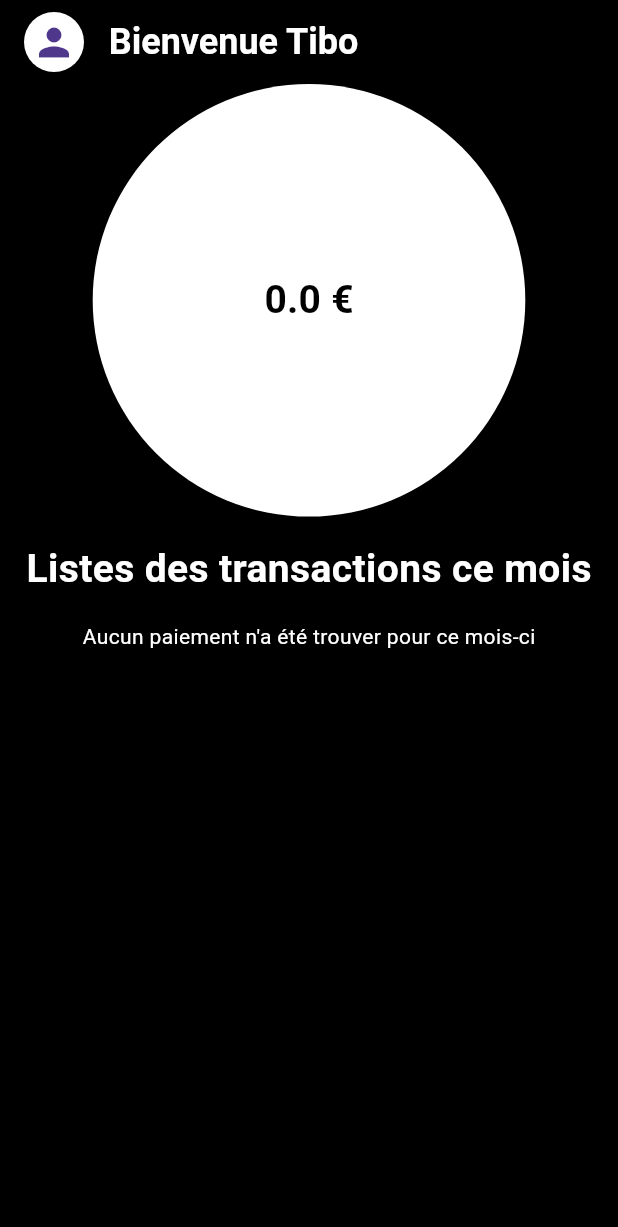
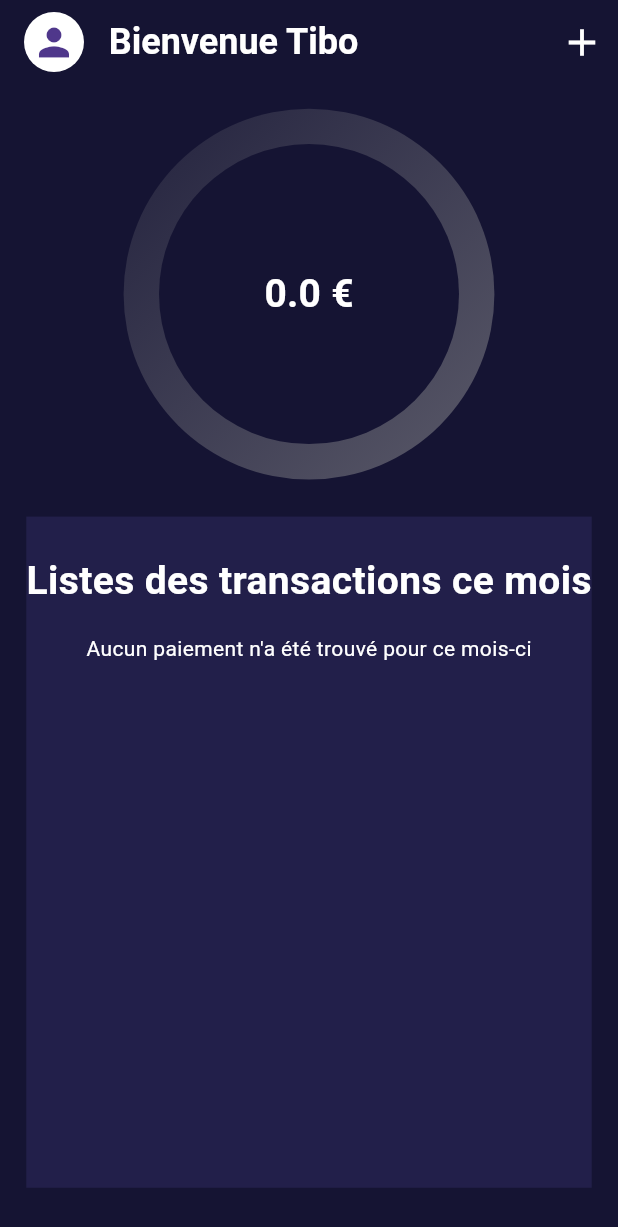
Before and after one commit to thibaultfradet/Finance, a Flutter app: the screen it shows after launch, on a phone screen of 412 x 824 dp. Shown: the top 1227 px of the screen. Run offline on Flutter 3.47's test engine with Material 3 defaults, Android fonts, the phone set to English and light mode, and no system bars; our stand-ins replace cloud_firestore, firebase_core, flutter_bloc; accounts and stored records are empty.

Commit message:
Debut implementation ajout paiement avec bloc state event mais logique a faire + page à coder ; réparation méthode com firebase recup paiement ; item à retoucher en alignant correctement les éléments + réparer la taille à 0.7 qui ne veut pas + installer la bibliothque graphic à faire

```diff
--- a/finance/lib/main.dart
+++ b/finance/lib/main.dart
@@ -23,6 +23,7 @@ class MyApp extends StatelessWidget {
   @override
   Widget build(BuildContext context) {
     return const MaterialApp(
+      debugShowCheckedModeBanner: false,
       title: 'finance',
       home: Home(),
     );
--- a/finance/lib/presentation/blocs/home/home_bloc.dart
+++ b/finance/lib/presentation/blocs/home/home_bloc.dart
@@ -1,16 +1,18 @@
-import 'package:finance/data/datasource/remote/firebase.dart';
 import 'package:finance/presentation/blocs/home/home_state.dart';
 import 'package:flutter_bloc/flutter_bloc.dart';
 import 'package:finance/presentation/blocs/home/home_event.dart';
-import 'package:finance/domain/Paiement.dart';
+import 'package:finance/domain/paiement.dart';
 
 class HomeBloc extends Bloc<HomeEvent, HomeState> {
   HomeBloc() : super(const HomeStateInitial([], 0)) {
     on<HomeEvent>((event, emit) async {
+      //En attendant la recuperation des données on emet un loading
+      emit(const HomeLoading());
+
       //On récupère la liste des paiement
       List<Paiement> collectionPaiement = [];
-      collectionPaiement = await FindAllPaiementCeMois();
-
+      // collectionPaiement = await Paiement.empty().findAllPaiementThisMonth();
+      collectionPaiement = await Paiement.empty().findAllPaiementThisMonth();
       //Calcul du montant depenser ce mois-ci
       double totalMois = 0;
       //pour chaque paiement du mois dans la collection on accumule le montant
--- a/finance/lib/presentation/blocs/home/home_state.dart
+++ b/finance/lib/presentation/blocs/home/home_state.dart
@@ -1,4 +1,4 @@
-import 'package:finance/domain/Paiement.dart';
+import 'package:finance/domain/paiement.dart';
 
 abstract class HomeState {
   const HomeState();
@@ -9,3 +9,7 @@ class HomeStateInitial extends HomeState {
   final double totalMois;
   const HomeStateInitial(this.collectionPaiement, this.totalMois) : super();
 }
+
+class HomeLoading extends HomeState {
+  const HomeLoading();
+}
--- a/finance/lib/presentation/pages/home.dart
+++ b/finance/lib/presentation/pages/home.dart
@@ -1,7 +1,7 @@
 import 'package:finance/presentation/blocs/home/home_event.dart';
-import 'package:finance/presentation/widgets/PaiemntItem.dart';
-import 'package:finance/presentation/widgets/VerticalMargin.dart';
-import 'package:finance/presentation/widgets/HorizontalMargin.dart';
+import 'package:finance/presentation/widgets/paiement_item.dart';
+import 'package:finance/presentation/widgets/vertical_margin.dart';
+import 'package:finance/presentation/widgets/horizontal_margin.dart';
 import 'package:flutter/material.dart';
 import 'package:flutter_bloc/flutter_bloc.dart';
 import 'package:finance/presentation/blocs/home/home_bloc.dart';
@@ -21,83 +21,152 @@ class _HomeState extends State<Home> {
       create: (context) => HomeBloc()..add(HomeEvent()),
       child: BlocBuilder<HomeBloc, HomeState>(
         builder: (BuildContext context, state) {
-          if (state is HomeStateInitial) {
           return Scaffold(
-              backgroundColor: Colors.black,
+            backgroundColor: const Color(0xFF151433),
             appBar: AppBar(
-                backgroundColor: Colors.black,
-                //Row de l'AppBar
+              backgroundColor: const Color(0xFF151433),
               title: const Row(
+                mainAxisAlignment: MainAxisAlignment.start,
                 children: [
                   CircleAvatar(
                     backgroundColor: Colors.white,
                     radius: 20,
-                        child: Icon(Icons.person, size: 30)),
-                    HorizontalMargin(ratio: 0.04),
-                    Text("Bienvenue Tibo",
-                        style: const TextStyle(
+                    child: Icon(Icons.person, size: 30),
+                  ),
+                  Horirontalmargin(ratio: 0.04),
+                  Text(
+                    "Bienvenue Tibo",
+                    style: TextStyle(
                       fontSize: 24,
                       color: Colors.white,
                       fontWeight: FontWeight.bold,
-                        ))
+                    ),
+                  ),
+                ],
+              ),
+              actions: [
+                //Bouton ajout paiement
+                IconButton(
+                  icon: const Icon(Icons.add, color: Colors.white, size: 30),
+                  onPressed: () {
+                    //Envoie vers l'utilisateur sur la page ajout d'un paiement
+                  },
+                ),
+              ],
+            ),
+            body: Stack(
+              children: [
+                // Contenu principal
+                if (state is HomeStateInitial)
+                  Center(
+                    //Colonne de l'app
+                    child: Column(
+                      children: [
+                        const Verticalmargin(ratio: 0.02),
+                        //partie haute avec cercle info générale de ce mois-ci
+                        Container(
+                          color: const Color(0xFF151433),
+                          width: MediaQuery.of(context).size.width,
+                          height: MediaQuery.of(context).size.height * 0.30,
+                          child: Center(
+                            // Centrer le cercle
+                            child: Stack(
+                              alignment: Alignment.center,
+                              children: [
+                                Container(
+                                  //diametre externe
+                                  width: 250,
+                                  height: 250,
+                                  decoration: BoxDecoration(
+                                    shape: BoxShape.circle,
+                                    gradient: LinearGradient(
+                                      begin: Alignment.topLeft,
+                                      end: Alignment.bottomRight,
+                                      colors: [
+                                        Colors.grey.withOpacity(0.1),
+                                        Colors.grey.withOpacity(0.5),
                                       ],
                                     ),
                                   ),
-              body: Center(
-                //Colonne du reste de l'app
-                child: Column(
-                  children: [
-                    //Stat argent depasser ce mois-ci
-                    Container(
-                        height: MediaQuery.of(context).size.height * 0.35,
-                        child: CircleAvatar(
-                            backgroundColor: Colors.white,
-                            radius: 150,
-                            child: Text(state.totalMois.toString() + " €",
-                                style: const TextStyle(
-                                  fontSize: 26,
-                                  color: Colors.black,
-                                  fontWeight: FontWeight.bold,
-                                )))),
-                    //espace entre les deux
-                    VerticalMargin(ratio: 0.02),
-                    //Colonne détail des transaction
-                    Container(
-                      height: MediaQuery.of(context).size.height * 0.5,
-                      child: Column(
-                        children: [
-                          const Text("Listes des transactions ce mois",
+                                ),
+                                // Cercle intérieur blanc
+                                CircleAvatar(
+                                  backgroundColor: const Color(0xFF151433),
+                                  radius: 100,
+                                  child: Text(
+                                    '${state.totalMois} €',
                                     style: const TextStyle(
                                       fontSize: 26,
                                       color: Colors.white,
                                       fontWeight: FontWeight.bold,
-                              )),
-                          VerticalMargin(ratio: 0.02),
-                          //Si la liste des transactions est vide on préviens l'utilisateur sinon on affiche la liste
-                          //Pour chaque paiement on affiche un items custom avec un items paiement en paramètre
-                          state.collectionPaiement.length == 0
-                              ? Text(
-                                  "Aucun paiement n'a été trouver pour ce mois-ci",
-                                  style: const TextStyle(
-                                    color: Colors.white,
-                                  ))
-                              : ListView.builder(
-                                  shrinkWrap: true,
-                                  itemCount: state.collectionPaiement.length,
-                                  itemBuilder: (context, index) {
-                                    return PaiementItem(
-                                        item: state.collectionPaiement[index]);
-                                  })
-                        ],
                                     ),
-                    )
+                                  ),
+                                ),
                               ],
                             ),
                           ),
+                        ),
+
+                        const Verticalmargin(ratio: 0.03),
+
+                        // Partie basse avec la liste des transactions
+                        Container(
+                          color: const Color(0xFF221F4A),
+                          height: MediaQuery.of(context).size.height * 0.543,
+                          child: Column(
+                            children: [
+                              const Verticalmargin(ratio: 0.03),
+                              const Text(
+                                "Listes des transactions ce mois",
+                                style: TextStyle(
+                                  fontSize: 26,
+                                  color: Colors.white,
+                                  fontWeight: FontWeight.bold,
+                                ),
+                              ),
+                              const Verticalmargin(ratio: 0.02),
+                              state.collectionPaiement.isEmpty
+                                  ? const Text(
+                                      "Aucun paiement n'a été trouvé pour ce mois-ci",
+                                      style: TextStyle(
+                                        color: Colors.white,
+                                      ),
+                                    )
+                                  : SizedBox(
+                                      height:
+                                          MediaQuery.of(context).size.height *
+                                              0.4,
+                                      child: ListView.builder(
+                                        shrinkWrap: true,
+                                        itemCount:
+                                            state.collectionPaiement.length,
+                                        itemBuilder: (context, index) {
+                                          return PaiementItem(
+                                            item:
+                                                state.collectionPaiement[index],
                                           );
-          } else {
-            return const Center(child: Text("Une erreur est survenue."));
-          }
-        }));
+                                        },
+                                      ),
+                                    ),
+                            ],
+                          ),
+                        ),
+                      ],
+                    ),
+                  ),
+
+                // Loader superposé
+                if (state is HomeLoading)
+                  const Center(
+                    child: CircularProgressIndicator(
+                      color: Colors.white,
+                    ),
+                  ),
+              ],
+            ),
+          );
+        },
+      ),
+    );
   }
 }
```
Also changed, not shown: finance/lib/data/datasource/remote/firebase.dart (+0 -97 lines), finance/lib/domain/Paiement.dart (+91 -0 lines), finance/lib/presentation/blocs/ajout_paiement/ajout_paiement_bloc.dart (added, +11 -0 lines), finance/lib/presentation/blocs/ajout_paiement/ajout_paiement_event.dart (added, +12 -0 lines), finance/lib/presentation/blocs/ajout_paiement/ajout_paiement_state.dart (added, +7 -0 lines), finance/lib/presentation/pages/ajout_paiement.dart (added, +15 -0 lines), finance/lib/presentation/widgets/HorizontalMargin.dart (deleted, +0 -16 lines), finance/lib/presentation/widgets/PaiemntItem.dart (deleted, +0 -48 lines), finance/lib/presentation/widgets/VerticalMargin.dart (deleted, +0 -16 lines), finance/lib/presentation/widgets/horizontal_margin.dart (added, +11 -0 lines), finance/lib/presentation/widgets/paiement_item.dart (added, +75 -0 lines), finance/lib/presentation/widgets/vertical_margin.dart (added, +11 -0 lines). Lines whose indentation alone changed are shown as unchanged.
